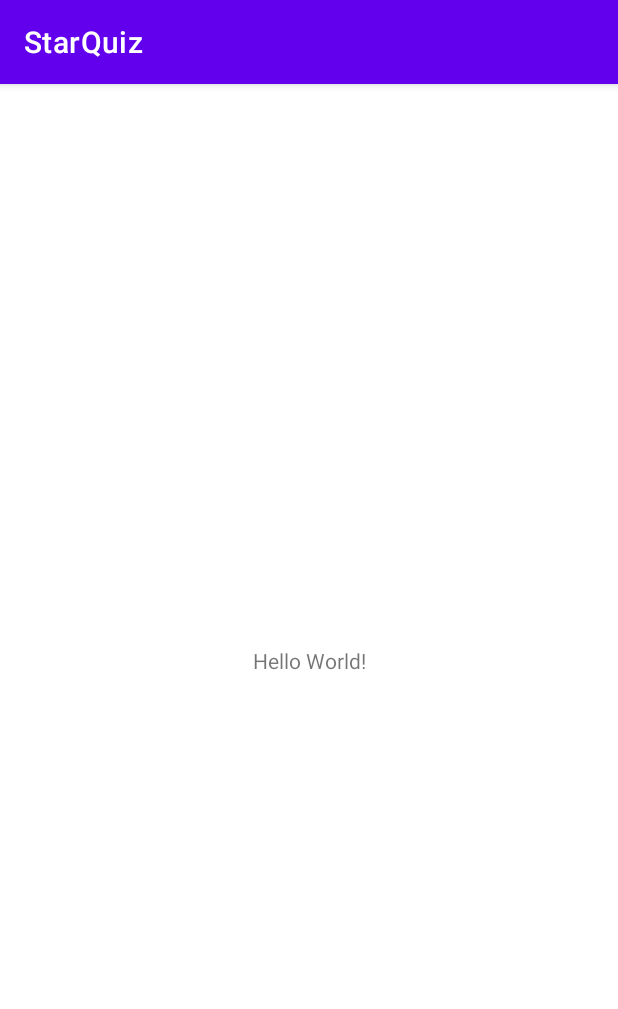
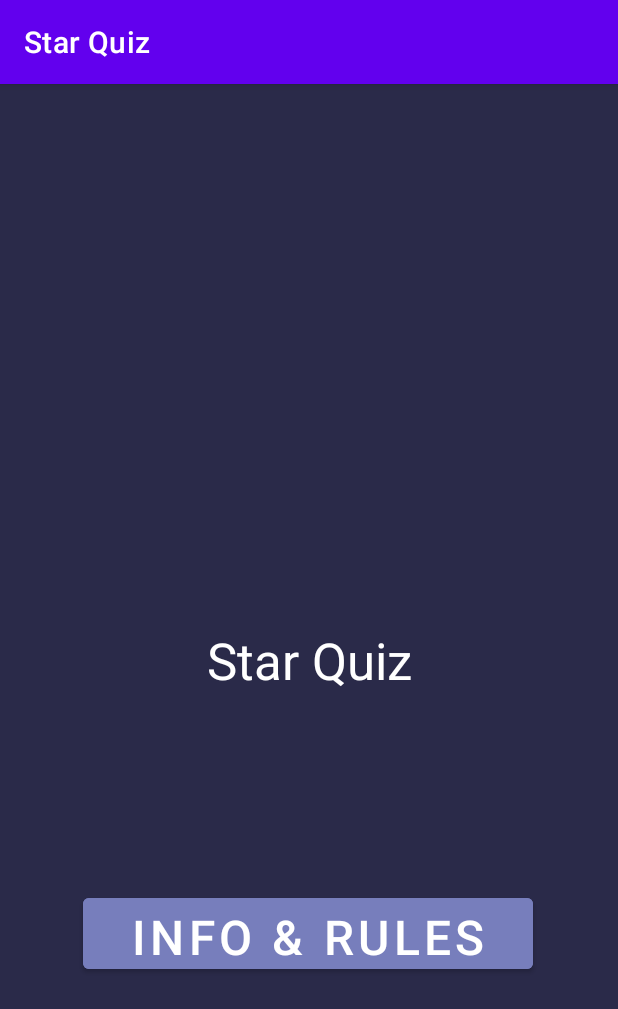
Before and after one commit to cunychenhclass/cisc3171proj-group7, an Android app: the screen it shows after launch (MainActivity), on a phone screen of 412 x 824 dp. Shown: the top 1009 px of the screen. Run offline under Robolectric (Android 15) with nearby library versions, the phone set to English and light mode, and no system bars.

Commit message:
Created layouts and info screen for the app. Also made the buttons switch from the home screen to the info screen and back. No description for info and rules yet so there is a placeholder there for now. Also added to the colors and string xml files with background colors and texts for buttons and views. The ok button is meant to go to the next screen but that hasn't been created yet so it will go back to the home screen for now

```diff
--- a/StarQuiz/app/src/main/AndroidManifest.xml
+++ b/StarQuiz/app/src/main/AndroidManifest.xml
@@ -12,6 +12,9 @@
         android:theme="@style/Theme.StarQuiz"
         tools:targetApi="31">
         <activity
+            android:name=".InfoAndRulesActivity"
+            android:exported="false" />
+        <activity
             android:name=".MainActivity"
             android:exported="true">
             <intent-filter>
--- a/StarQuiz/app/src/main/java/com/example/starquiz/MainActivity.java
+++ b/StarQuiz/app/src/main/java/com/example/starquiz/MainActivity.java
@@ -2,7 +2,10 @@ package com.example.starquiz;
 
 import androidx.appcompat.app.AppCompatActivity;
 
+import android.content.Intent;
 import android.os.Bundle;
+import android.view.View;
+import android.widget.Button;
 
 public class MainActivity extends AppCompatActivity {
 
@@ -10,5 +13,17 @@ public class MainActivity extends AppCompatActivity {
     protected void onCreate(Bundle savedInstanceState) {
         super.onCreate(savedInstanceState);
         setContentView(R.layout.activity_main);
+
+        Button infoRulesButton = (Button)findViewById(R.id.infoRulesButton);
+
+        infoRulesButton.setOnClickListener(new View.OnClickListener() {
+            @Override
+            public void onClick(View view) {
+                Intent intent = new Intent(MainActivity.this, InfoAndRulesActivity.class);
+
+                startActivity(intent);
+            }
+        });
+
     }
 }
--- a/StarQuiz/app/src/main/res/layout/activity_main.xml
+++ b/StarQuiz/app/src/main/res/layout/activity_main.xml
@@ -4,15 +4,33 @@
     xmlns:tools="http://schemas.android.com/tools"
     android:layout_width="match_parent"
     android:layout_height="match_parent"
+    android:background="@color/appBackground"
     tools:context=".MainActivity">
 
     <TextView
         android:layout_width="wrap_content"
         android:layout_height="wrap_content"
-        android:text="Hello World!"
+        android:text="@string/app_name"
+        android:textColor="#FFFFFF"
+        android:textSize="34sp"
         app:layout_constraintBottom_toBottomOf="parent"
         app:layout_constraintEnd_toEndOf="parent"
         app:layout_constraintStart_toStartOf="parent"
         app:layout_constraintTop_toTopOf="parent" />
 
+    <Button
+        android:id="@+id/infoRulesButton"
+        android:layout_width="wrap_content"
+        android:layout_height="wrap_content"
+        android:layout_marginBottom="172dp"
+        android:width="300dp"
+        android:height="59dp"
+        android:backgroundTint="@color/buttonBackground"
+        android:text="@string/info_rulesTitle"
+        android:textSize="32sp"
+        app:layout_constraintBottom_toBottomOf="parent"
+        app:layout_constraintEnd_toEndOf="parent"
+        app:layout_constraintHorizontal_bias="0.495"
+        app:layout_constraintStart_toStartOf="parent" />
+
 </androidx.constraintlayout.widget.ConstraintLayout>
--- a/StarQuiz/app/src/main/res/values/colors.xml
+++ b/StarQuiz/app/src/main/res/values/colors.xml
@@ -7,4 +7,8 @@
     <color name="teal_700">#FF018786</color>
     <color name="black">#FF000000</color>
     <color name="white">#FFFFFFFF</color>
+    <color name = "appBackground">#2A2A49</color>
+    <color name = "buttonBackground" >#777EBC</color>
+    <color name = "titleBackground">#AC9132</color>
+    <color name = "titleTextBackground">#25115F</color>
 </resources>
```
Also changed, not shown: StarQuiz/app/src/main/java/com/example/starquiz/InfoAndRulesActivity.java (added, +34 -0 lines), StarQuiz/app/src/main/res/layout/activity_info_and_rules.xml (added, +79 -0 lines), StarQuiz/app/src/main/res/values/strings.xml (+8 -1 lines).
